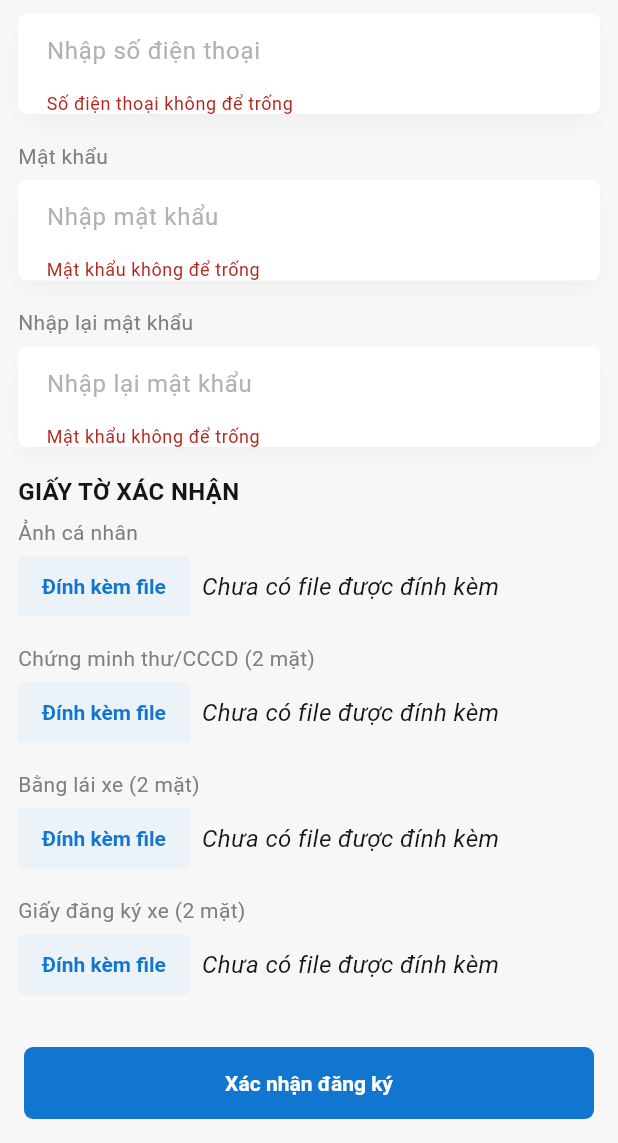
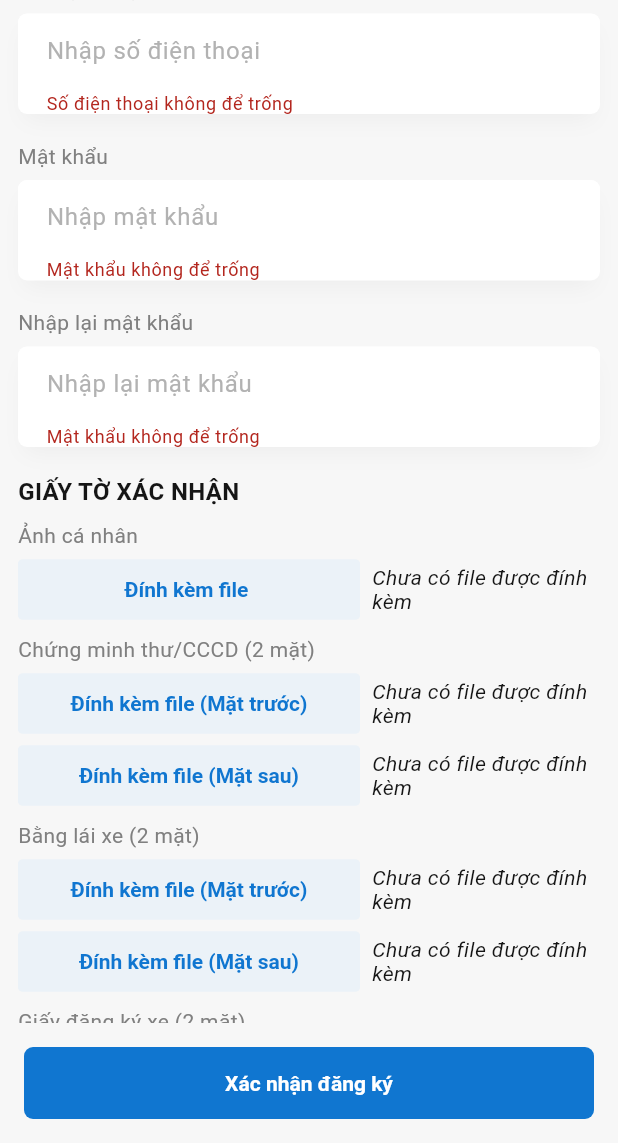
Before and after one commit to toandk2/app, a Flutter app: the ShipperRegisterScreen screen opened directly, scrolled down 576 dp, after a tap on "Xác nhận đăng ký", on a phone screen of 412 x 824 dp, the part 93-1236 px from its top. Run offline on Flutter 3.47's test engine with Material 3 defaults, Android fonts, the phone set to English and light mode, and no system bars; drawn by our look-alikes of getwidget; our stand-ins replace device_info, file_picker, firebase_core, firebase_messaging, fluentui_icons, flutter_easyloading and 17 more; missing offline and left inert: firebase_core_web, firebase_messaging_web, geolocator_web, map_launcher, material_dialogs, number_paginator; accounts and stored records are empty; network calls fail; Roboto replaces fonts that are missing (Inter).

Commit message:
9,9 fix bugs

```diff
--- a/lib/register/shipper_register_screen.dart
+++ b/lib/register/shipper_register_screen.dart
@@ -32,10 +32,13 @@ class _ShipperRegisterScreenState extends State<ShipperRegisterScreen> {
   // Position? _currentPosition;
   final ShipperRegisterModel _model = ShipperRegisterModel();
   File? license;
+  File? license_after;
   File? motorReg;
+  File? motor_reg_after;
   File? warranty;
   File? personalPhoto;
   File? cccd;
+  File? cmnd_after;
   bool _isLoading = false;
   String? validatePassword;
 
@@ -67,11 +70,19 @@ class _ShipperRegisterScreenState extends State<ShipperRegisterScreen> {
         return;
       }
       if (license == null) {
-        Fluttertoast.showToast(msg: "Thiếu bằng lái xe.");
+        Fluttertoast.showToast(msg: "Thiếu bằng lái xe mặt trước.");
+        return;
+      }
+      if (license_after == null) {
+        Fluttertoast.showToast(msg: "Thiếu bằng lái xe mặt sau.");
         return;
       }
       if (motorReg == null) {
-        Fluttertoast.showToast(msg: "Thiếu đăng ký xe.");
+        Fluttertoast.showToast(msg: "Thiếu đăng ký xe mặt trước.");
+        return;
+      }
+      if (motor_reg_after == null) {
+        Fluttertoast.showToast(msg: "Thiếu đăng ký xe mặt sau.");
         return;
       }
       if (warranty == null) {
@@ -79,7 +90,11 @@ class _ShipperRegisterScreenState extends State<ShipperRegisterScreen> {
         return;
       }
       if (cccd == null) {
-        Fluttertoast.showToast(msg: "Thiếu căn cước công dân.");
+        Fluttertoast.showToast(msg: "Thiếu căn cước công dân mặt trước.");
+        return;
+      }
+      if (cmnd_after == null) {
+        Fluttertoast.showToast(msg: "Thiếu căn cước công dân mặt sau.");
         return;
       }
       if (personalPhoto == null) {
@@ -94,6 +109,10 @@ class _ShipperRegisterScreenState extends State<ShipperRegisterScreen> {
         await http.MultipartFile.fromPath('motor_reg', motorReg!.path),
         await http.MultipartFile.fromPath('warranty', warranty!.path),
         await http.MultipartFile.fromPath('cccd', cccd!.path),
+        await http.MultipartFile.fromPath('cmnd_after', cmnd_after!.path),
+        await http.MultipartFile.fromPath('license_after', license_after!.path),
+        await http.MultipartFile.fromPath(
+            'motor_reg_after', motor_reg_after!.path),
         await http.MultipartFile.fromPath(
             'personal_photo', personalPhoto!.path),
       ];
@@ -320,36 +339,75 @@ class _ShipperRegisterScreenState extends State<ShipperRegisterScreen> {
                       style: Styles.headline3Style,
                     ),
                   ),
+                  const Gap(12),
+                  const Text('Ảnh cá nhân', style: Styles.textStyle),
+                  const Gap(8),
                   _PickFileWidget(
-                    headerText: 'Ảnh cá nhân',
                     pickedFile: (file) {
                       personalPhoto = file;
                       setState(() {});
                     },
                   ),
+                  const Gap(12),
+                  const Text('Chứng minh thư/CCCD (2 mặt)',
+                      style: Styles.textStyle),
+                  const Gap(8),
                   _PickFileWidget(
-                    headerText: 'Chứng minh thư/CCCD (2 mặt)',
+                    subText: 'Mặt trước',
                     pickedFile: (file) {
                       cccd = file;
                       setState(() {});
                     },
                   ),
+                  const Gap(8),
                   _PickFileWidget(
-                    headerText: 'Bằng lái xe (2 mặt)',
+                    subText: 'Mặt sau',
+                    pickedFile: (file) {
+                      cmnd_after = file;
+                      setState(() {});
+                    },
+                  ),
+                  const Gap(12),
+                  const Text('Bằng lái xe (2 mặt)', style: Styles.textStyle),
+                  const Gap(8),
+                  _PickFileWidget(
+                    subText: 'Mặt trước',
                     pickedFile: (file) {
                       license = file;
                       setState(() {});
                     },
                   ),
+                  const Gap(8),
                   _PickFileWidget(
-                    headerText: 'Giấy đăng ký xe (2 mặt)',
+                    subText: 'Mặt sau',
+                    pickedFile: (file) {
+                      license_after = file;
+                      setState(() {});
+                    },
+                  ),
+                  const Gap(12),
+                  const Text('Giấy đăng ký xe (2 mặt)',
+                      style: Styles.textStyle),
+                  const Gap(8),
+                  _PickFileWidget(
+                    subText: 'Mặt trước',
                     pickedFile: (file) {
                       motorReg = file;
                       setState(() {});
                     },
                   ),
+                  const Gap(8),
                   _PickFileWidget(
-                    headerText: 'Bảo hiểm xe máy',
+                    subText: 'Mặt sau',
+                    pickedFile: (file) {
+                      motor_reg_after = file;
+                      setState(() {});
+                    },
+                  ),
+                  const Gap(12),
+                  const Text('Bảo hiểm xe máy', style: Styles.textStyle),
+                  const Gap(8),
+                  _PickFileWidget(
                     pickedFile: (file) {
                       warranty = file;
                       setState(() {});
@@ -475,12 +533,12 @@ class _ShipperRegisterScreenState extends State<ShipperRegisterScreen> {
 }
 
 class _PickFileWidget extends StatefulWidget {
-  final String headerText;
+  final String? subText;
   final Function(File file) pickedFile;
   const _PickFileWidget({
     Key? key,
-    required this.headerText,
     required this.pickedFile,
+    this.subText,
   }) : super(key: key);
   @override
   State<_PickFileWidget> createState() => _PickFileWidgetState();
@@ -490,20 +548,12 @@ class _PickFileWidgetState extends State<_PickFileWidget> {
   File? file;
   @override
   Widget build(BuildContext context) {
-    return Column(
-      crossAxisAlignment: CrossAxisAlignment.start,
+    return Row(
       children: [
-        const SizedBox(
-          height: 10,
-        ),
-        Text(widget.headerText, style: Styles.textStyle),
-        const SizedBox(
-          height: 8,
-        ),
-        Row(
-          children: [
-            GFButton(
-              padding: const EdgeInsets.symmetric(horizontal: 16, vertical: 12),
+        Expanded(
+          flex: 3,
+          child: GFButton(
+            padding: const EdgeInsets.symmetric(horizontal: 6, vertical: 6),
             size: 40,
             onPressed: () async {
               final result =
@@ -516,31 +566,27 @@ class _PickFileWidgetState extends State<_PickFileWidget> {
                 // User canceled the picker
               }
             },
-              text: "Đính kèm file",
+            text:
+                "Đính kèm file ${widget.subText != null ? "(${widget.subText})" : ''}",
             textStyle: Styles.textStyle.copyWith(
                 color: Styles.primaryColor3, fontWeight: FontWeight.w600),
             color: const Color(0xFFEBF2F8),
+          ),
         ),
         const SizedBox(
           width: 8,
         ),
         Expanded(
+          flex: 2,
           child: Text(
-                file == null
-                    ? 'Chưa có file được đính kèm'
-                    : basename(file!.path),
-                style: Styles.headline3Style.copyWith(
+            file == null ? 'Chưa có file được đính kèm' : basename(file!.path),
+            style: Styles.headline4Style.copyWith(
               fontWeight: FontWeight.w400,
               fontStyle: FontStyle.italic,
             ),
           ),
         ),
       ],
-        ),
-        const SizedBox(
-          height: 10,
-        ),
-      ],
     );
   }
 }
--- a/lib/widgets/appbar.dart
+++ b/lib/widgets/appbar.dart
@@ -555,8 +555,11 @@ class _MyDrawerState extends State<MyDrawer> {
                           onTap: () {
                             if (Configs.userGroup != 1) {
                               Fluttertoast.showToast(
-                                  msg:
-                                      'Bạn đang không đăng nhập với tư cách là hộ kinh doanh.\nVui lòng đăng nhập đúng đối tượng để thao tác');
+                                msg:
+                                    'Bạn đang không đăng nhập với tư cách là hộ kinh doanh.\nVui lòng đăng nhập đúng đối tượng để thao tác',
+                                timeInSecForIosWeb: 5,
+                                toastLength: Toast.LENGTH_LONG,
+                              );
                               return;
                             }
                             Navigator.of(context).pushAndRemoveUntil(
@@ -600,8 +603,11 @@ class _MyDrawerState extends State<MyDrawer> {
                           onTap: () {
                             if (Configs.userGroup != 3) {
                               Fluttertoast.showToast(
-                                  msg:
-                                      'Bạn đang không đăng nhập với tư cách là người vận chuyển.\nVui lòng đăng nhập đúng đối tượng để thao tác');
+                                msg:
+                                    'Bạn đang không đăng nhập với tư cách là người vận chuyển.\nVui lòng đăng nhập đúng đối tượng để thao tác',
+                                timeInSecForIosWeb: 5,
+                                toastLength: Toast.LENGTH_LONG,
+                              );
                               return;
                             }
                             Navigator.of(context).pushAndRemoveUntil(
--- a/pubspec.yaml
+++ b/pubspec.yaml
@@ -6,7 +6,7 @@ publish_to: "none" # Remove this line if you wish to publish to pub.dev
 environment:
   sdk: ">=3.0.6 <4.0.0"
 
-version: 1.1.4+2
+version: 1.1.5+26
 # Dependencies specify other packages that your package needs in order to work.
 # To automatically upgrade your package dependencies to the latest versions
 # consider running `flutter pub upgrade --major-versions`. Alternatively,
```
Also changed, not shown: 4 other files. Lines whose indentation alone changed are shown as unchanged.
